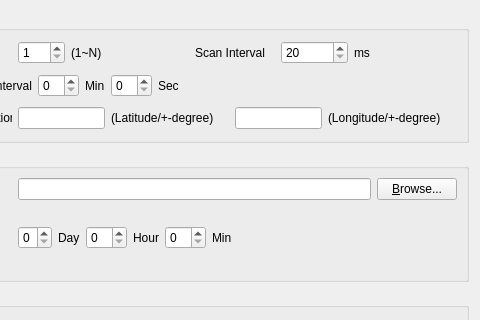
The window that GasRemote/MAC/MacCompass/examples/GasInfo/optiondialog.ui (Quenii/ADCEVM) describes before a commit, drawn with Qt 5; both pictures show x 121 to 601 and y 0 to 320 of the 601 by 459 pixel window.
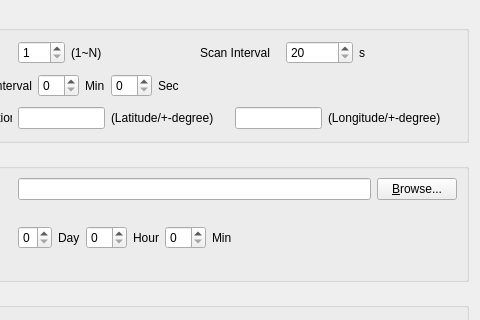
The same window after the commit.

```diff
--- a/GasRemote/MAC/MacCompass/examples/GasInfo/optiondialog.ui
+++ b/GasRemote/MAC/MacCompass/examples/GasInfo/optiondialog.ui
@@ -97,7 +97,7 @@
         <item>
          <widget class="QLabel" name="label_18">
           <property name="text">
-           <string>ms</string>
+           <string>s</string>
           </property>
          </widget>
         </item>
```
Left out of the diff: 2 changed lines with no effect on the pictures.
